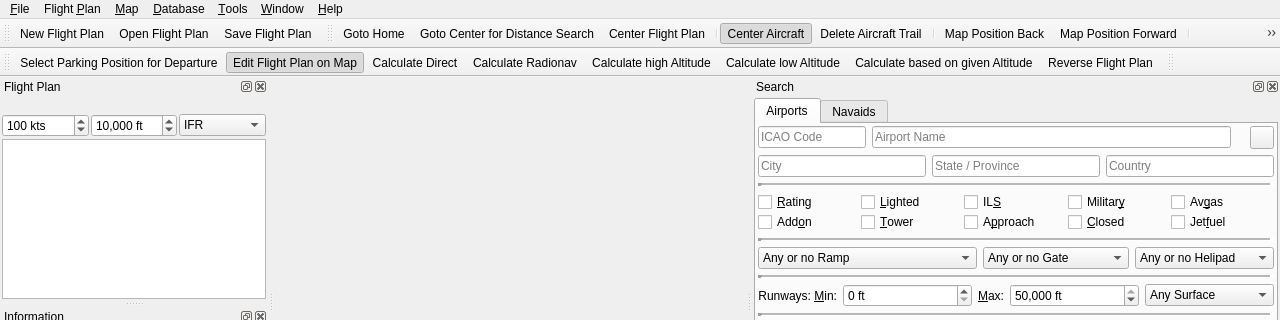
albar965/littlenavmap, file src/gui/mainwindow.ui: the form before one commit; both pictures show x 0 to 1280 and y 0 to 320 of the 1280 by 768 pixel window.
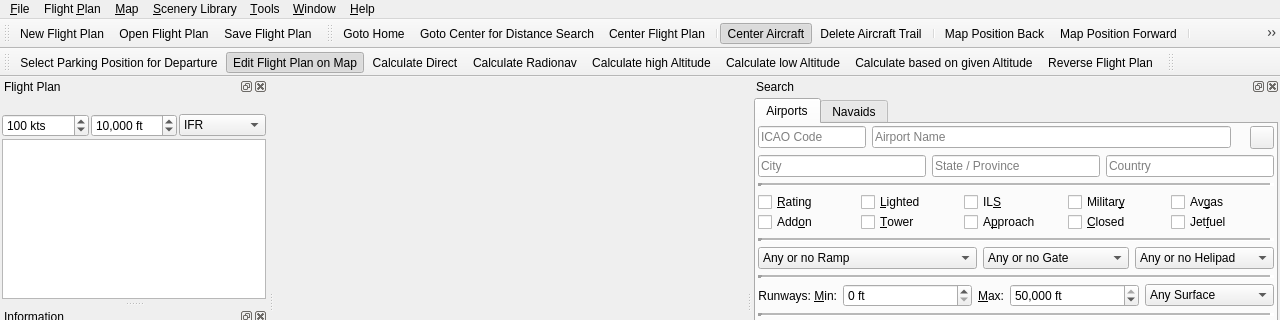
The form after the commit. Icons and pictures are not drawn.

```diff
--- a/src/gui/mainwindow.ui
+++ b/src/gui/mainwindow.ui
@@ -29,7 +29,7 @@
      <x>0</x>
      <y>0</y>
      <width>1280</width>
-     <height>22</height>
+     <height>19</height>
     </rect>
    </property>
    <widget class="QMenu" name="menuFile">
@@ -162,7 +162,7 @@
    </widget>
    <widget class="QMenu" name="menuDatabase">
     <property name="title">
-     <string>&amp;Database</string>
+     <string>&amp;Scenery Library</string>
     </property>
     <addaction name="separator"/>
     <addaction name="actionDatabaseFiles"/>
```
